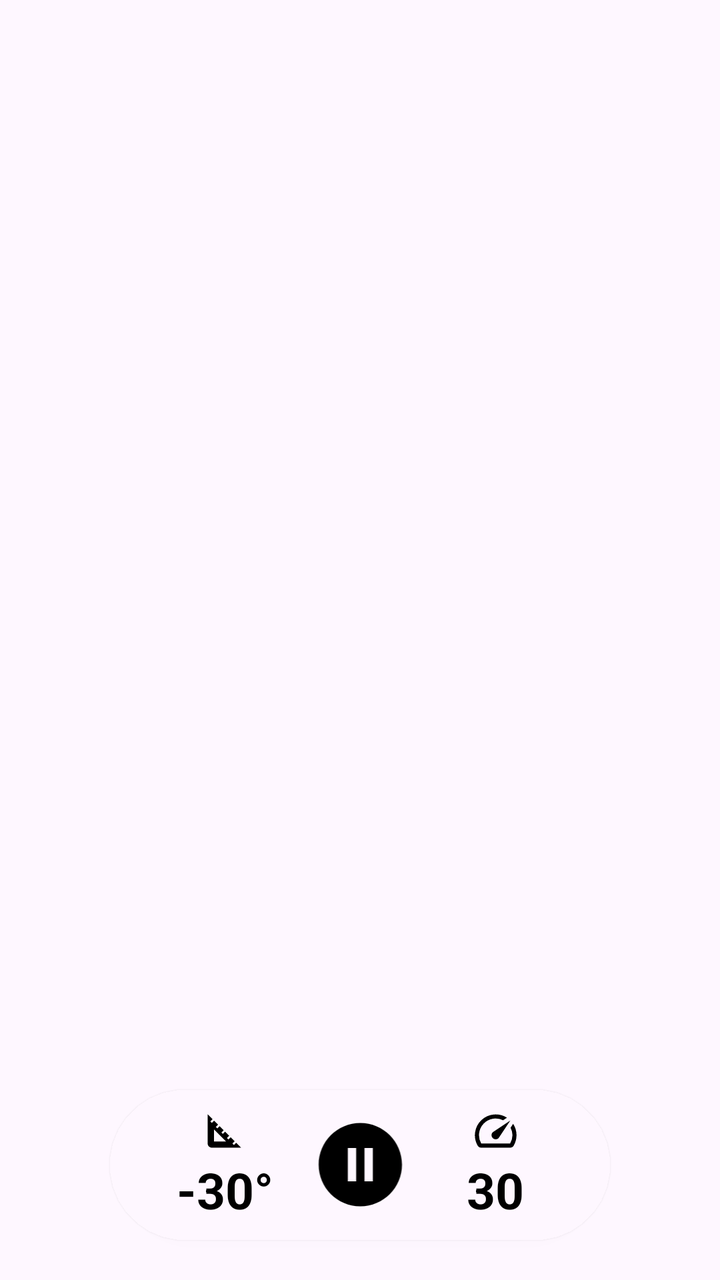
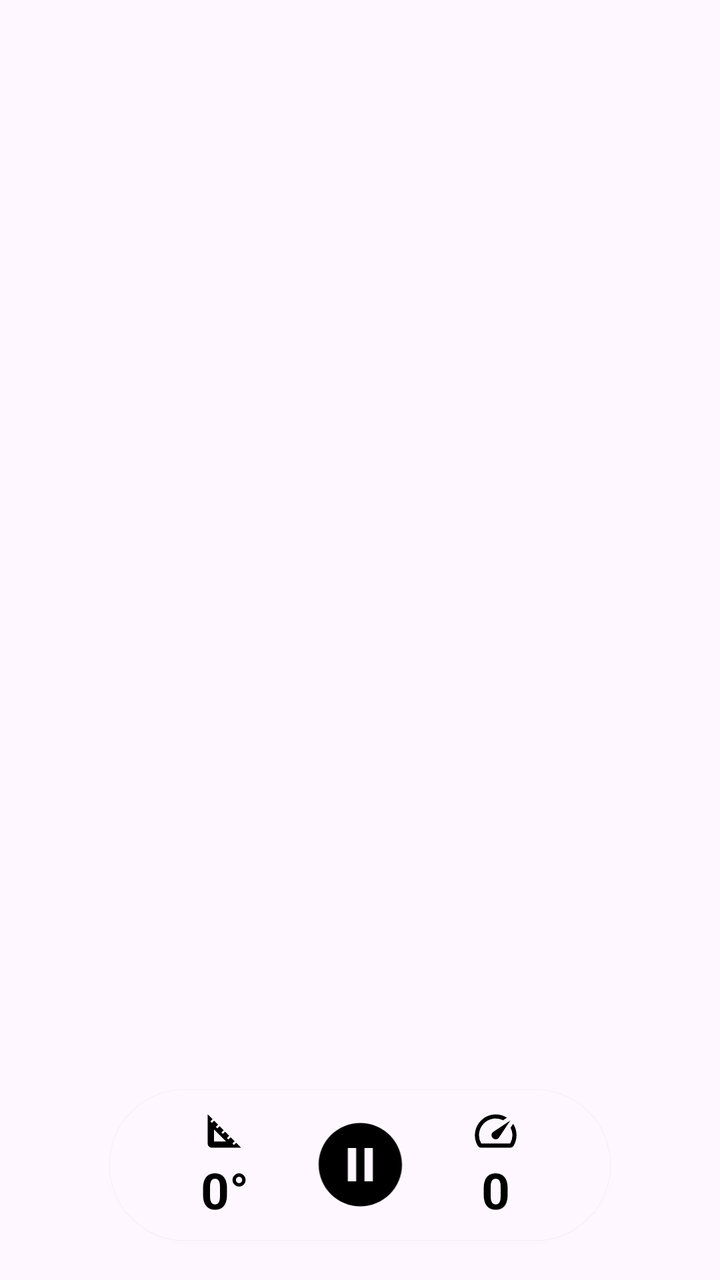

Before-and-after screenshots of an Android layout around one commit, followed by the original layout XML and the change that was made.
<!-- AndroidManifest.xml: application theme Theme.MotoTrack -->
<!-- res/layout/map_widget.xml -->
<?xml version="1.0" encoding="utf-8"?>
<FrameLayout xmlns:android="http://schemas.android.com/apk/res/android"
    android:layout_width="match_parent"
    android:layout_height="match_parent"
    xmlns:app="http://schemas.android.com/apk/res-auto">

    <androidx.cardview.widget.CardView
        android:layout_width="250dp"
        android:layout_height="75dp"
        android:layout_marginBottom="20dp"
        android:layout_gravity="bottom|center"
        app:cardElevation="2dp"
        app:cardBackgroundColor="?android:attr/colorBackground"
        app:cardCornerRadius="50dp"
        >

        <LinearLayout
            android:layout_width="220dp"
            android:layout_height="wrap_content"
            android:orientation="horizontal"
            android:layout_gravity="center"
            android:gravity="center">
            <LinearLayout
                android:layout_width="match_parent"
                android:layout_height="wrap_content"
                android:orientation="vertical"
                android:gravity="center"
                android:layout_weight="1"
                >
                <ImageView
                    android:layout_width="25dp"
                    android:layout_height="25dp"
                    app:tint="?attr/colorOnBackground"
                    android:src="@drawable/lean" />

                <TextView
                    android:id="@+id/leanText"
                    android:layout_width="match_parent"
                    android:layout_height="wrap_content"
                    android:textAlignment="center"
                    android:textSize="25dp"
                    android:textColor="?attr/colorOnBackground"
                    android:paddingHorizontal="5dp"
                    android:textStyle="bold"
                    android:text="-30°" />

            </LinearLayout>


            <ImageButton
                android:id="@+id/pauseButton"
                android:layout_width="match_parent"
                android:layout_height="50dp"
                android:layout_weight="1.25"
                android:scaleType="fitCenter"
                android:background="@android:color/transparent"
                app:tint="?attr/colorOnBackground"
                android:src="@drawable/pause" />
            <LinearLayout
                android:layout_width="match_parent"
                android:layout_height="wrap_content"
                android:orientation="vertical"
                android:gravity="center"
                android:layout_weight="1"
                >

                <ImageView
                    android:layout_width="25dp"
                    android:layout_height="25dp"
                    app:tint="?attr/colorOnBackground"
                    android:src="@drawable/speed" />
                <TextView
                    android:id="@+id/speedText"
                    android:textColor="?attr/colorOnBackground"
                    android:layout_width="match_parent"
                    android:layout_height="wrap_content"
                    android:textAlignment="center"
                    android:textSize="25dp"
                    android:textStyle="bold"
                    android:text="30" />
            </LinearLayout>
        </LinearLayout>

    </androidx.cardview.widget.CardView>

</FrameLayout>
<!-- resources referenced by this layout -->
<resources>
  <!-- drawable lean (drawable) -->
  <vector xmlns:android="http://schemas.android.com/apk/res/android" android:height="24dp" android:tint="#FFFFFF" android:viewportHeight="24" android:viewportWidth="24" android:width="24dp">
        
      <path android:fillColor="@android:color/white" android:pathData="M17.66,17.66l-1.06,1.06l-0.71,-0.71l1.06,-1.06l-1.94,-1.94l-1.06,1.06l-0.71,-0.71l1.06,-1.06l-1.94,-1.94l-1.06,1.06l-0.71,-0.71l1.06,-1.06L9.7,9.7l-1.06,1.06l-0.71,-0.71l1.06,-1.06L7.05,7.05L5.99,8.11L5.28,7.4l1.06,-1.06L4,4v14c0,1.1 0.9,2 2,2h14L17.66,17.66zM7,17v-5.76L12.76,17H7z"/>
      
  </vector>
  <!-- drawable pause (drawable) -->
  <vector xmlns:android="http://schemas.android.com/apk/res/android" android:height="24dp" android:tint="#FFFFFF" android:viewportHeight="24" android:viewportWidth="24" android:width="24dp">
        
      <path android:fillColor="@android:color/white" android:pathData="M12,2C6.48,2 2,6.48 2,12s4.48,10 10,10s10,-4.48 10,-10S17.52,2 12,2zM11,16H9V8h2V16zM15,16h-2V8h2V16z"/>
      
  </vector>
  <!-- drawable speed (drawable) -->
  <vector xmlns:android="http://schemas.android.com/apk/res/android" android:height="24dp" android:tint="#FFFFFF" android:viewportHeight="24" android:viewportWidth="24" android:width="24dp">
        
      <path android:fillColor="@android:color/white" android:pathData="M20.38,8.57l-1.23,1.85a8,8 0,0 1,-0.22 7.58L5.07,18A8,8 0,0 1,15.58 6.85l1.85,-1.23A10,10 0,0 0,3.35 19a2,2 0,0 0,1.72 1h13.85a2,2 0,0 0,1.74 -1,10 10,0 0,0 -0.27,-10.44zM10.59,15.41a2,2 0,0 0,2.83 0l5.66,-8.49 -8.49,5.66a2,2 0,0 0,0 2.83z"/>
      
  </vector>
  <style name="Theme.MotoTrack" parent="Base.Theme.MotoTrack" />
  <style name="Base.Theme.MotoTrack" parent="Theme.Material3.DayNight.NoActionBar">
          <item name="colorOnBackground">@color/black</item>
      </style>
  <color name="black">#FF000000</color>
</resources>

<!-- the commit's change to res/layout/map_widget.xml (unified diff, before → after) -->
@@ -38,11 +38,11 @@
                     android:layout_width="match_parent"
                     android:layout_height="wrap_content"
                     android:textAlignment="center"
-                    android:textSize="25dp"
+                    android:textSize="25sp"
                     android:textColor="?attr/colorOnBackground"
                     android:paddingHorizontal="5dp"
                     android:textStyle="bold"
-                    android:text="-30°" />
+                    android:text="0°" />
 
             </LinearLayout>
 
@@ -75,9 +75,9 @@
                     android:layout_width="match_parent"
                     android:layout_height="wrap_content"
                     android:textAlignment="center"
-                    android:textSize="25dp"
+                    android:textSize="25sp"
                     android:textStyle="bold"
-                    android:text="30" />
+                    android:text="0" />
             </LinearLayout>
         </LinearLayout>
 
